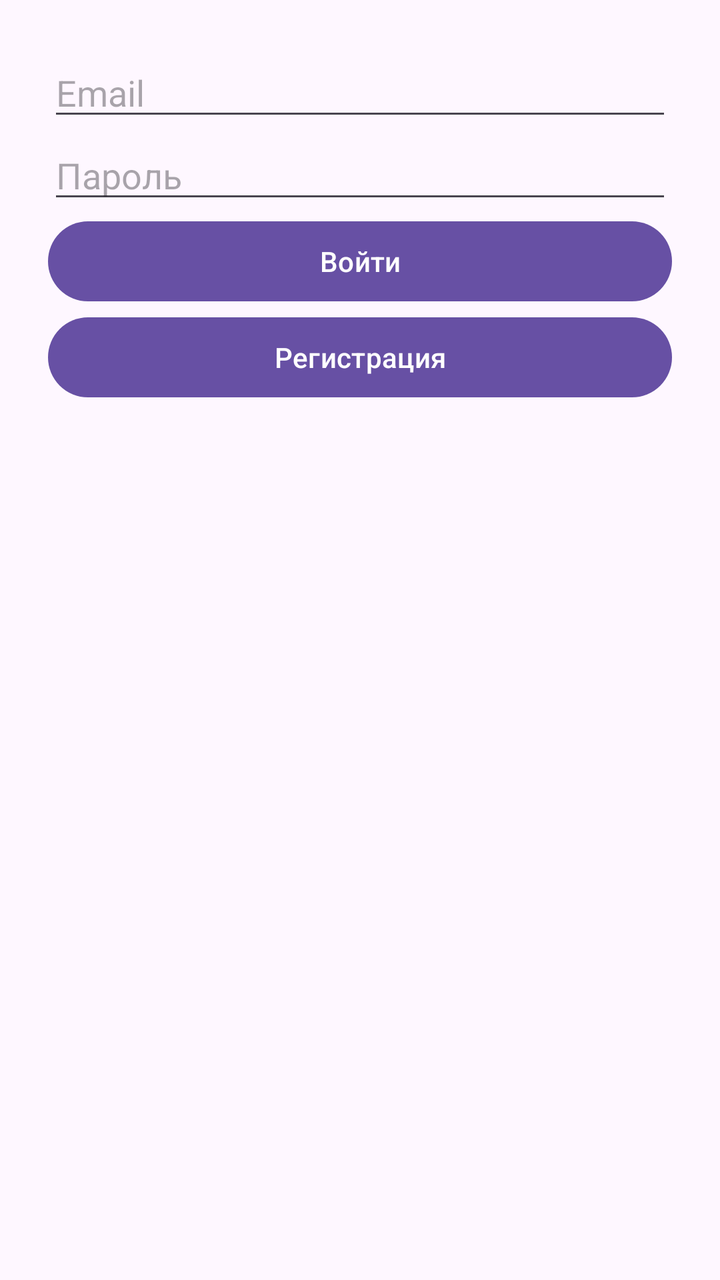
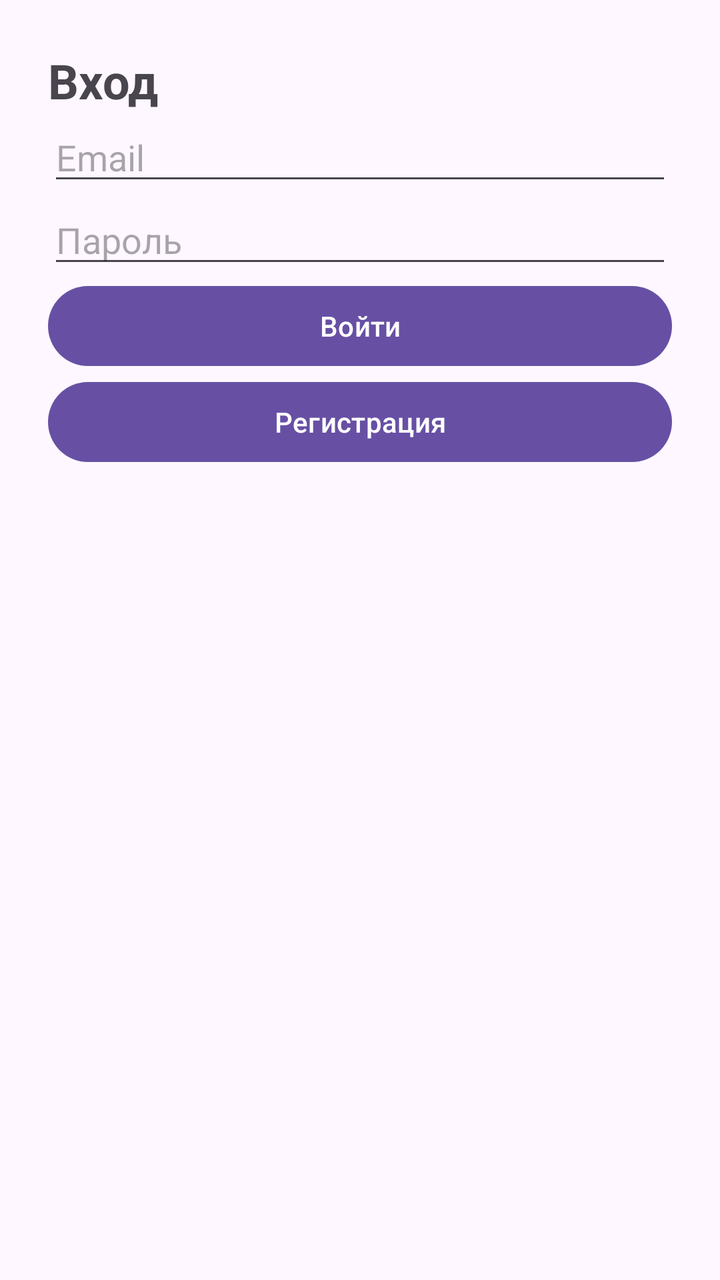

The first picture is an Android layout as it rendered before a commit; the second is the same layout after the commit. The layout source and the unified diff follow.
<!-- AndroidManifest.xml: application theme Theme.HELLO -->
<!-- res/layout/activity_login.xml -->
<?xml version="1.0" encoding="utf-8"?>
<LinearLayout
    xmlns:android="http://schemas.android.com/apk/res/android"
    android:layout_width="match_parent"
    android:layout_height="match_parent"
    android:orientation="vertical"
    android:padding="24dp">

    <EditText
        android:id="@+id/emailEdit"
        android:layout_width="match_parent"
        android:layout_height="wrap_content"
        android:hint="Email"/>

    <EditText
        android:id="@+id/passwordEdit"
        android:layout_width="match_parent"
        android:layout_height="wrap_content"
        android:hint="Пароль"
        android:inputType="textPassword"/>

    <Button
        android:id="@+id/loginButton"
        android:layout_width="match_parent"
        android:layout_height="wrap_content"
        android:text="Войти"/>

    <Button
        android:id="@+id/registerButton"
        android:layout_width="match_parent"
        android:layout_height="wrap_content"
        android:text="Регистрация"/>

</LinearLayout>
<!-- resources referenced by this layout -->
<resources>
  <style name="Theme.HELLO" parent="Base.Theme.HELLO" />
  <style name="Base.Theme.HELLO" parent="Theme.Material3.DayNight.NoActionBar">
          
          
      </style>
</resources>

<!-- the commit's change to res/layout/activity_login.xml (unified diff, before → after) -->
@@ -5,6 +5,13 @@
     android:layout_height="match_parent"
     android:orientation="vertical"
     android:padding="24dp">
+
+    <TextView
+        android:layout_width="wrap_content"
+        android:layout_height="wrap_content"
+        android:text="Вход"
+        android:textSize="24sp"
+        android:textStyle="bold"/>
 
     <EditText
         android:id="@+id/emailEdit"
